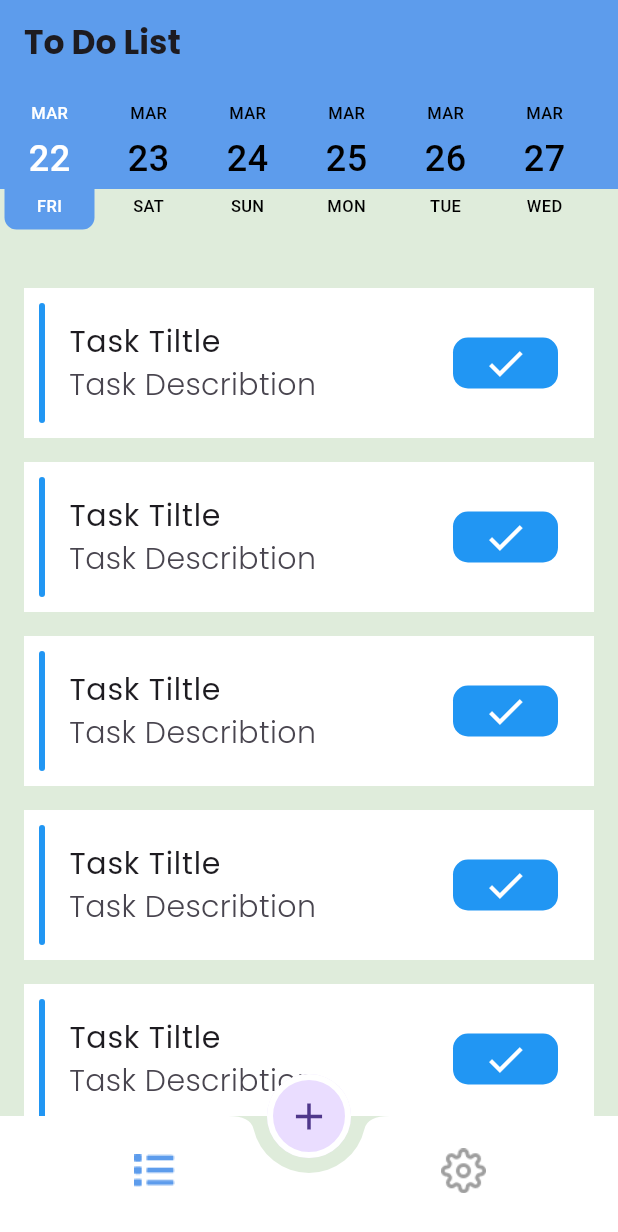
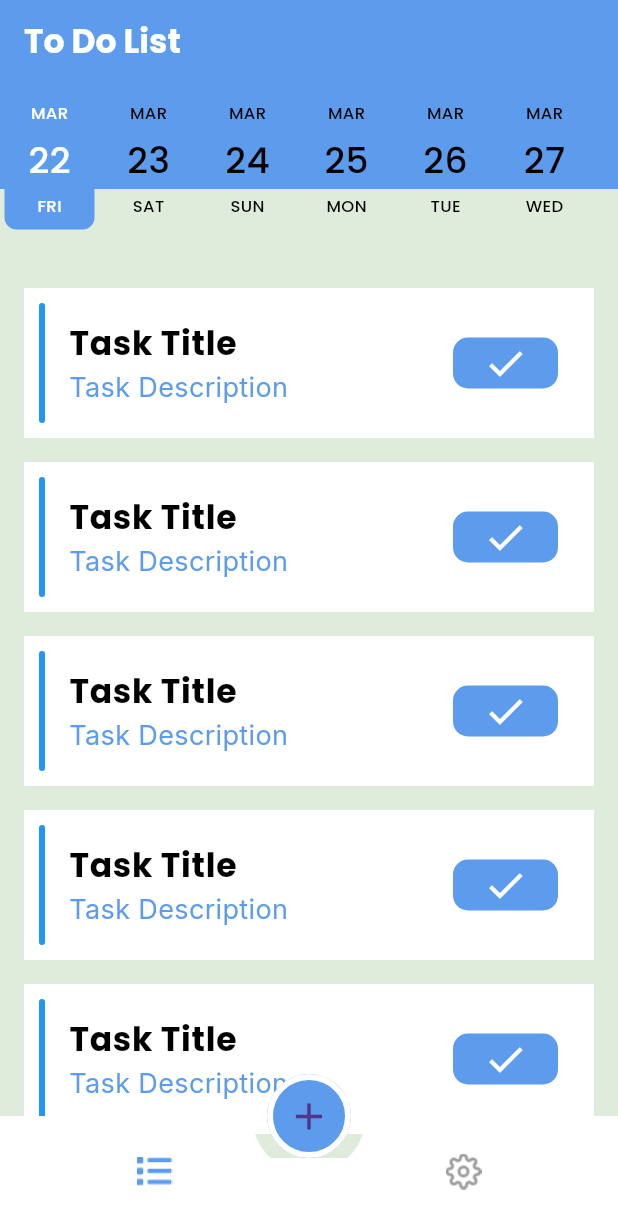
Before and after one commit to RehamHatem/ToDo, a Flutter app: the screen it shows after launch, on a phone screen of 412 x 824 dp. Shown: the top 1232 px of the screen. Run offline on Flutter 3.47's test engine with Material 3 defaults, Android fonts, the phone set to English and light mode, and no system bars; drawn by our look-alikes of date_picker_timeline, flutter_slidable; our stand-ins replace google_fonts; generated files the repository leaves out were written again.

Commit message:
localization_provider

```diff
--- a/lib/home.dart
+++ b/lib/home.dart
@@ -1,9 +1,13 @@
 import 'package:flutter/material.dart';
 import 'package:google_fonts/google_fonts.dart';
+import 'package:provider/provider.dart';
 import 'package:to_do_app/taps/list.dart';
 import 'package:to_do_app/task_bottom_sheet.dart';
-// import 'package:to_do_app/taps/setting.dart';
+ import 'package:to_do_app/taps/setting.dart';
+import 'package:flutter_gen/gen_l10n/app_localizations.dart';
+import 'package:to_do_app/themeData.dart';
 
+import 'my_provider/provider.dart';
 class Home extends StatefulWidget {
   static const String routeName = "home";
 
@@ -18,20 +22,17 @@ class _HomeState extends State<Home> {
 
   @override
   Widget build(BuildContext context) {
+    var pro=Provider.of<MyProvider>(context);
+
     return Container(
       decoration: BoxDecoration(
-        color: Color(0xffDFECDB),
+        color: pro.mood==ThemeMode.light? MyThemeData.bgColor:MyThemeData.bgDarkColor,
       ),
       child: Scaffold(
-        backgroundColor: Colors.transparent,
+        extendBody: true,
         appBar: AppBar(
-          backgroundColor: Color(0xff5D9CEC),
-          elevation: 0,
-          title: Text("To Do List",
-              style: GoogleFonts.poppins(
-                fontWeight: FontWeight.w700,
-                fontSize: 22,
-              )),
+          title: Text("${AppLocalizations.of(context)!.appName}",
+          ),
         ),
         body: tabs[index],
         floatingActionButton: FloatingActionButton(
@@ -47,41 +48,31 @@ class _HomeState extends State<Home> {
                 },
               );
             },
-            child: Icon(Icons.add, size: 30),
-            shape: RoundedRectangleBorder(
-                borderRadius: BorderRadius.circular(50),
-                side: BorderSide(color: Colors.white, width: 4)),
-            elevation: 0),
+            child: Icon(Icons.add,),
+
+            ),
         floatingActionButtonLocation: FloatingActionButtonLocation.centerDocked,
         bottomNavigationBar: BottomAppBar(
           notchMargin: 10,
-          shape: CircularNotchedRectangle(),
-          padding: EdgeInsets.zero,
-          color: Colors.white,
+
           child: BottomNavigationBar(
             currentIndex: index,
             onTap: (value) {
               index = value;
               setState(() {});
             },
-            backgroundColor: Colors.transparent,
-            type: BottomNavigationBarType.fixed,
-            elevation: 0,
-            unselectedItemColor: Colors.grey,
-            selectedItemColor: Color(0xff5D9CEC),
-            showSelectedLabels: false,
-            showUnselectedLabels: false,
+
             items: [
               BottomNavigationBarItem(
                   icon: ImageIcon(AssetImage("assets/images/icon_list.png"),
-                      size: 30),
+                  ),
                   label: ""),
               BottomNavigationBarItem(
                   icon: ImageIcon(
                       AssetImage(
                         "assets/images/icon_settings.png",
                       ),
-                      size: 30),
+                     ),
                   label: ""),
             ],
           ),
@@ -92,6 +83,6 @@ class _HomeState extends State<Home> {
 
   List<Widget> tabs = [
     ToDoList(),
-    // Settings(),
+    Settings(),
   ];
 }
--- a/lib/l10n/app_en.arb
+++ b/lib/l10n/app_en.arb
@@ -6,5 +6,16 @@
   "ar": "Arabic",
   "mode": "Mood",
   "light": "Light",
-  "dark": "Dark"
+  "dark": "Dark",
+  "tasktitle": "Task Title",
+  "taskdesc": "Task Description",
+  "addTask": "Add New Task",
+  "title": "title",
+  "description": "description",
+  "selectdate": "Select Date",
+  "add": "Add Task",
+  "delete": "Delete",
+  "edit": "Edit",
+  "terror": "pleas enter task title",
+  "derror": "pleas enter task describtion"
 }
--- a/lib/main.dart
+++ b/lib/main.dart
@@ -1,11 +1,17 @@
 import 'package:flutter/material.dart';
 import 'package:to_do_app/splash.dart';
-// import 'package:flutter_localizations/flutter_localizations.dart';
+import 'package:flutter_localizations/flutter_localizations.dart';
+import 'package:flutter_gen/gen_l10n/app_localizations.dart';
+import 'package:to_do_app/themeData.dart';
+import 'package:provider/provider.dart';
 
 import 'home.dart';
+import 'my_provider/provider.dart';
 
-void main() {
-  runApp( MyApp());
+void main (){
+  runApp(ChangeNotifierProvider<MyProvider>(
+      create: (context) => MyProvider(),
+      child: MyApp ()));
 }
 
 class MyApp extends StatelessWidget {
@@ -13,16 +19,22 @@ class MyApp extends StatelessWidget {
 
   @override
   Widget build(BuildContext context) {
+    var provider=Provider.of<MyProvider>(context);
     return MaterialApp(
-      // localizationsDelegates: [
-      //   GlobalMaterialLocalizations.delegate,
-      //   GlobalWidgetsLocalizations.delegate,
-      //   GlobalCupertinoLocalizations.delegate,
-      // ],
-      // supportedLocales: [
-      //   Locale('en'), // English
-      //   Locale('ar'), // Spanish
-      // ],
+      localizationsDelegates: [
+        AppLocalizations.delegate, // Add this line
+        GlobalMaterialLocalizations.delegate,
+        GlobalWidgetsLocalizations.delegate,
+        GlobalCupertinoLocalizations.delegate,
+      ],
+      supportedLocales: [
+        Locale('en'), // English
+        Locale('ar'), // Spanish
+      ],
+      locale: Locale(provider.langCode),
+      theme: MyThemeData.light,
+      darkTheme: MyThemeData.dark,
+      themeMode: provider.mood,
       debugShowCheckedModeBanner: false,
       initialRoute: SplashScreen.routeName,
       routes: {
--- a/lib/taps/list.dart
+++ b/lib/taps/list.dart
@@ -1,6 +1,9 @@
 import 'package:flutter/material.dart';
 import 'package:date_picker_timeline/date_picker_timeline.dart';
+import 'package:provider/provider.dart';
+import 'package:to_do_app/themeData.dart';
 
+import '../my_provider/provider.dart';
 import 'list_item.dart';
 
 class ToDoList extends StatelessWidget {
@@ -8,6 +11,7 @@ class ToDoList extends StatelessWidget {
 
   @override
   Widget build(BuildContext context) {
+
     return Column(children: [
       Container(
         height: 120,
@@ -17,15 +21,16 @@ class ToDoList extends StatelessWidget {
             Container(
               height: 70,
               decoration: BoxDecoration(
-                color: Color(0xff5D9CEC),
+                color: MyThemeData.primaryColor,
               ),
             ),
             DatePicker(
               height: 100,
                 DateTime.now(),
                 initialSelectedDate: DateTime.now(),
-                selectionColor: Color(0xff5D9CEC),
-                selectedTextColor: Colors.white, onDateChange: (date) {
+                selectionColor: MyThemeData.primaryColor,
+                selectedTextColor: Colors.white,
+                onDateChange: (date) {
               // New date selected
               // setState(() {
               //   _selectedValue = date;
--- a/lib/taps/list_item.dart
+++ b/lib/taps/list_item.dart
@@ -1,12 +1,20 @@
+
 import 'package:flutter/material.dart';
 import 'package:flutter_slidable/flutter_slidable.dart';
 import 'package:google_fonts/google_fonts.dart';
+import 'package:flutter_gen/gen_l10n/app_localizations.dart';
+import 'package:provider/provider.dart';
+import 'package:to_do_app/themeData.dart';
+
+import '../my_provider/provider.dart';
 
 class ListItem extends StatelessWidget {
   const ListItem({super.key});
 
   @override
   Widget build(BuildContext context) {
+    var pro=Provider.of<MyProvider>(context);
+
     return Slidable(
       startActionPane: ActionPane(motion: DrawerMotion(), children: [
         SlidableAction(
@@ -14,7 +22,7 @@ class ListItem extends StatelessWidget {
 
           },
           backgroundColor: Colors.red,
-          label: "Delete",
+          label: "${AppLocalizations.of(context)!.delete}",
           spacing: 20,
           icon: Icons.delete,
           borderRadius: BorderRadius.only(topLeft: Radius.circular(10),bottomLeft: Radius.circular(10)),
@@ -23,7 +31,7 @@ class ListItem extends StatelessWidget {
 
         },
         backgroundColor: Colors.blue,
-        label: "Edit",
+        label:"${AppLocalizations.of(context)!.edit}",
           spacing: 20,
 
           icon: Icons.edit,)
@@ -31,7 +39,7 @@ class ListItem extends StatelessWidget {
       ]),
       child: Container(
         height: 100,
-        decoration: BoxDecoration(color: Colors.white,
+        decoration: BoxDecoration(color: pro.mood==ThemeMode.light? Colors.white:Color(0xff141922),
         ),
         child: Row(
           children: [
@@ -47,27 +55,20 @@ class ListItem extends StatelessWidget {
             Expanded(
               child: ListTile(
                 title: Text(
-                  "Task Tiltle",
-                  style: GoogleFonts.poppins(
-                    fontSize: 20,
-                    fontWeight: FontWeight.w400,
-                  ),
+                  "${AppLocalizations.of(context)!.tasktitle}",
+                  style: pro.mood==ThemeMode.light? MyThemeData.light.textTheme.bodyMedium:MyThemeData.dark.textTheme.bodyMedium
                 ),
                 subtitle: Text(
-                  "Task Describtion",
-                  style: GoogleFonts.poppins(
-                    fontSize: 20,
-                    fontWeight: FontWeight.w300,
-                  ),
+                  "${AppLocalizations.of(context)!.taskdesc}",
+                    style: pro.mood==ThemeMode.light? MyThemeData.light.textTheme.bodySmall:MyThemeData.dark.textTheme.bodySmall
                 ),
                 trailing: Container(
                     padding: EdgeInsets.symmetric(horizontal: 20, vertical: 2),
                     decoration: BoxDecoration(
-                        color: Colors.blue,
+                        color: MyThemeData.primaryColor,
                         borderRadius: BorderRadius.circular(10)),
                     child: Icon(
                       Icons.check,
-                      size: 30,
                       color: Colors.white,
                     )),
               ),
--- /dev/null
+++ b/lib/themeData.dart
@@ -0,0 +1,131 @@
+import 'package:flutter/material.dart';
+import 'package:google_fonts/google_fonts.dart';
+
+class MyThemeData {
+  static Color primaryColor=Color(0xff5D9CEC);
+  static Color bgColor=Color(0xffDFECDB);
+  static ThemeData light = ThemeData(
+    textTheme: TextTheme(
+      bodyMedium: GoogleFonts.poppins(
+        fontWeight: FontWeight.w700,
+        fontSize: 22,
+        color: Colors.black
+    ),
+      bodySmall: GoogleFonts.inter(
+          fontSize: 18,
+          fontWeight: FontWeight.w400,
+          color: Color(0xff5D9CEC)
+      )
+    ),
+      scaffoldBackgroundColor: Colors.transparent,
+      appBarTheme: AppBarTheme(
+        backgroundColor: primaryColor,
+        elevation: 0,
+        titleTextStyle: GoogleFonts.poppins(
+          fontWeight: FontWeight.w700,
+          fontSize: 22,
+        ),
+      ),
+      bottomNavigationBarTheme: BottomNavigationBarThemeData(
+        backgroundColor: Colors.transparent,
+        type: BottomNavigationBarType.fixed,
+        elevation: 0,
+        unselectedItemColor: Colors.grey,
+        selectedItemColor: Color(0xff5D9CEC),
+        showSelectedLabels: false,
+        showUnselectedLabels: false,
+
+      ),
+    bottomAppBarTheme: BottomAppBarTheme(
+      shape: CircularNotchedRectangle(),
+      padding: EdgeInsets.zero,
+      color: Colors.white,
+    ),
+    floatingActionButtonTheme: FloatingActionButtonThemeData(
+backgroundColor: primaryColor,
+      iconSize: 30,
+        shape: RoundedRectangleBorder(
+            borderRadius: BorderRadius.circular(50),
+            side: BorderSide(color: Colors.white, width: 4)),
+    elevation: 0
+    ),
+    iconTheme: IconThemeData(
+        size: 30,
+
+    ),
+
+
+
+
+  );
+  static Color primaryDarkColor=Colors.black;
+  static Color bgDarkColor=Color(0xff060E1E);
+  static ThemeData dark = ThemeData(
+    brightness: Brightness.dark,
+    colorScheme: ColorScheme(
+        brightness: Brightness.dark,
+        primary: primaryDarkColor,
+        onPrimary: Colors.white,
+        secondary: primaryColor,
+        onSecondary: Colors.white,
+        error: Colors.red,
+        onError: Colors.white,
+        background: Colors.transparent,
+        onBackground: primaryDarkColor,
+        surface: Colors.white,
+        onSurface: Colors.white),
+    textTheme: TextTheme(
+        bodyMedium: GoogleFonts.poppins(
+            fontWeight: FontWeight.w700,
+            fontSize: 22,
+            color: Colors.white
+        ),
+        bodySmall: GoogleFonts.inter(
+            fontSize: 18,
+            fontWeight: FontWeight.w400,
+            color: primaryColor
+        )
+    ),
+    scaffoldBackgroundColor: Colors.transparent,
+    appBarTheme: AppBarTheme(
+      backgroundColor: primaryColor,
+      elevation: 0,
+      titleTextStyle: GoogleFonts.poppins(
+        fontWeight: FontWeight.w700,
+        fontSize: 22,
+        color: Colors.black
+      ),
+    ),
+    bottomNavigationBarTheme: BottomNavigationBarThemeData(
+      backgroundColor: Colors.transparent,
+      type: BottomNavigationBarType.fixed,
+      elevation: 0,
+      unselectedItemColor: Colors.grey,
+      selectedItemColor: primaryColor,
+      showSelectedLabels: false,
+      showUnselectedLabels: false,
+
+    ),
+    bottomAppBarTheme: BottomAppBarTheme(
+      shape: CircularNotchedRectangle(),
+      padding: EdgeInsets.zero,
+      color: Color(0xff141922),
+    ),
+    floatingActionButtonTheme: FloatingActionButtonThemeData(
+        backgroundColor: primaryColor,
+        iconSize: 30,
+        shape: RoundedRectangleBorder(
+            borderRadius: BorderRadius.circular(50),
+            side: BorderSide(color: Colors.black, width: 4)),
+        elevation: 0
+    ),
+    iconTheme: IconThemeData(
+      size: 30,
+
+    ),
+
+
+
+
+  );
+}
--- a/pubspec.yaml
+++ b/pubspec.yaml
@@ -38,7 +38,8 @@ dependencies:
   google_fonts: ^6.1.0
   date_picker_timeline: ^1.2.5
   flutter_slidable: ^3.1.0
-#  flutter_localization: ^0.2.0
+  flutter_localization: any
+  provider: ^6.1.2
 
 dev_dependencies:
   flutter_test:
```
Also changed, not shown: lib/l10n/app_ar.arb (+12 -1 lines), lib/language.dart (+24 -12 lines), lib/mood.dart (+24 -12 lines), lib/my_provider/provider.dart (added, +20 -0 lines), lib/splash.dart (+7 -2 lines), lib/taps/setting.dart (+112 -107 lines), lib/task_bottom_sheet.dart (+14 -14 lines), pubspec.lock, 1 other file.
